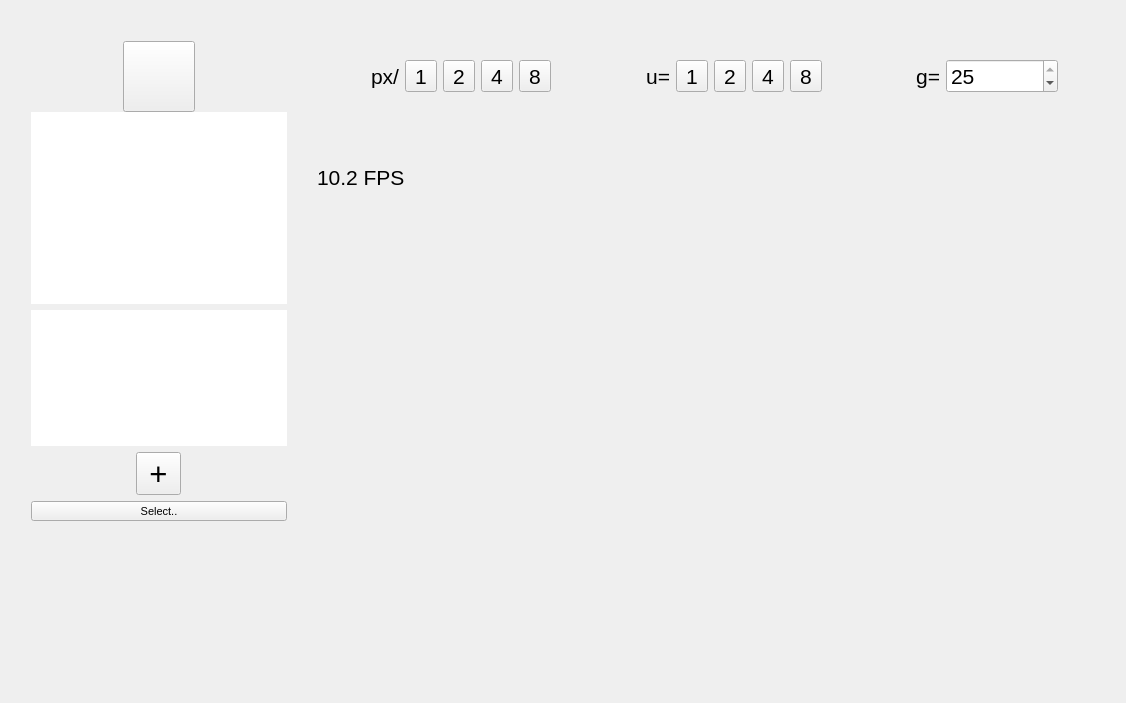
Before: the Qt Designer form PoseLab/PoseLab.ui in jenshemprich/tf-cpp-pose-estimation, drawn with Qt 5.
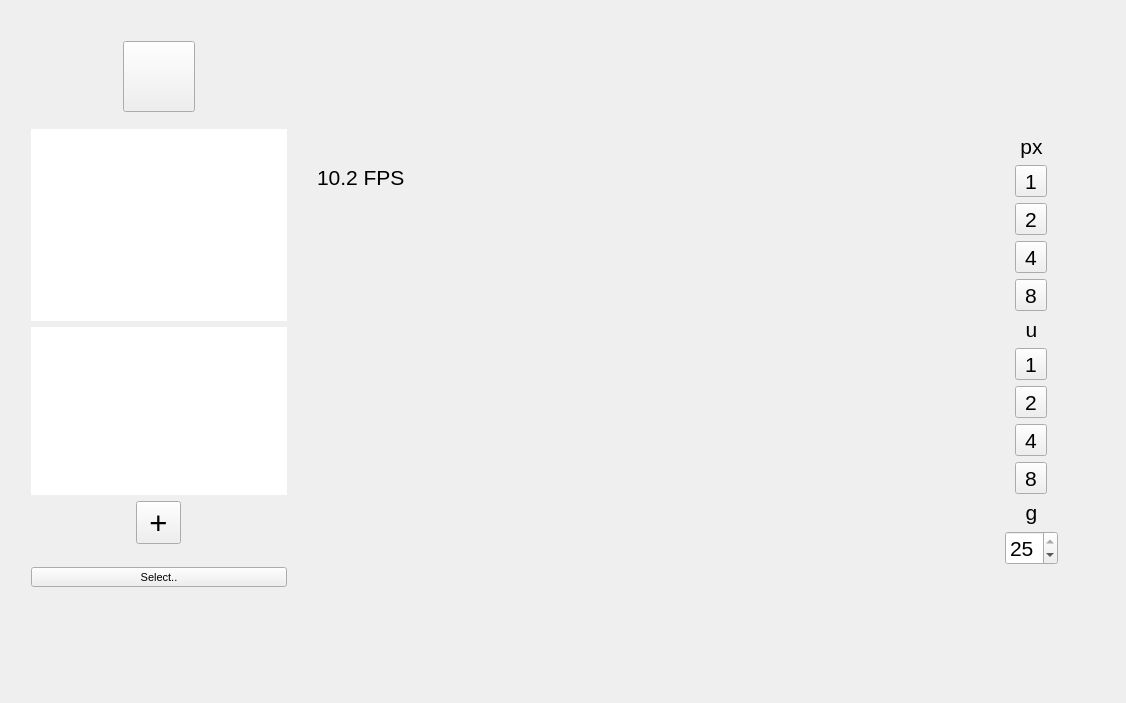
After: the same form once the commit is applied. Icons and pictures are not drawn. Custom widgets are drawn as their Qt base class.

Commit message: Improved right toolbar layout

Patch:
```diff
--- a/PoseLab/PoseLab.ui
+++ b/PoseLab/PoseLab.ui
@@ -25,7 +25,7 @@
       <x>20</x>
       <y>30</y>
       <width>1049</width>
-      <height>502</height>
+      <height>568</height>
      </rect>
     </property>
     <layout class="QGridLayout" name="gridLayout" rowstretch="0,0,0">
@@ -35,139 +35,6 @@
      <property name="spacing">
       <number>0</number>
      </property>
-     <item row="1" column="4">
-      <layout class="QHBoxLayout" name="toolBar">
-       <item>
-        <widget class="QLabel" name="px">
-         <property name="text">
-          <string>px/</string>
-         </property>
-         <property name="alignment">
-          <set>Qt::AlignRight|Qt::AlignTrailing|Qt::AlignVCenter</set>
-         </property>
-        </widget>
-       </item>
-       <item>
-        <widget class="QToolButton" name="px1">
-         <property name="text">
-          <string>1</string>
-         </property>
-         <property name="checkable">
-          <bool>true</bool>
-         </property>
-        </widget>
-       </item>
-       <item>
-        <widget class="QToolButton" name="px2">
-         <property name="text">
-          <string>2</string>
-         </property>
-         <property name="checkable">
-          <bool>true</bool>
-         </property>
-        </widget>
-       </item>
-       <item>
-        <widget class="QToolButton" name="px4">
-         <property name="text">
-          <string>4</string>
-         </property>
-         <property name="checkable">
-          <bool>true</bool>
-         </property>
-        </widget>
-       </item>
-       <item>
-        <widget class="QToolButton" name="px8">
-         <property name="text">
-          <string>8</string>
-         </property>
-         <property name="checkable">
-          <bool>true</bool>
-         </property>
-        </widget>
-       </item>
-       <item>
-        <widget class="QLabel" name="u">
-         <property name="text">
-          <string>u=</string>
-         </property>
-         <property name="alignment">
-          <set>Qt::AlignRight|Qt::AlignTrailing|Qt::AlignVCenter</set>
-         </property>
-        </widget>
-       </item>
-       <item>
-        <widget class="QToolButton" name="u1">
-         <property name="text">
-          <string>1</string>
-         </property>
-         <property name="checkable">
-          <bool>true</bool>
-         </property>
-        </widget>
-       </item>
-       <item>
-        <widget class="QToolButton" name="u2">
-         <property name="text">
-          <string>2</string>
-         </property>
-         <property name="checkable">
-          <bool>true</bool>
-         </property>
-        </widget>
-       </item>
-       <item>
-        <widget class="QToolButton" name="u4">
-         <property name="text">
-          <string>4</string>
-         </property>
-         <property name="checkable">
-          <bool>true</bool>
-         </property>
-        </widget>
-       </item>
-       <item>
-        <widget class="QToolButton" name="u8">
-         <property name="text">
-          <string>8</string>
-         </property>
-         <property name="checkable">
-          <bool>true</bool>
-         </property>
-        </widget>
-       </item>
-       <item>
-        <widget class="QLabel" name="g">
-         <property name="text">
-          <string>g=</string>
-         </property>
-         <property name="alignment">
-          <set>Qt::AlignRight|Qt::AlignTrailing|Qt::AlignVCenter</set>
-         </property>
-        </widget>
-       </item>
-       <item>
-        <widget class="QSpinBox" name="gaussKernelSize">
-         <property name="readOnly">
-          <bool>false</bool>
-         </property>
-         <property name="minimum">
-          <number>1</number>
-         </property>
-         <property name="maximum">
-          <number>25</number>
-         </property>
-         <property name="singleStep">
-          <number>2</number>
-         </property>
-         <property name="value">
-          <number>25</number>
-         </property>
-        </widget>
-       </item>
-      </layout>
-     </item>
      <item row="2" column="4">
       <layout class="QGridLayout" name="MaintainAspectRatio">
        <property name="sizeConstraint">
@@ -567,6 +434,299 @@
        </item>
       </layout>
      </item>
+     <item row="2" column="5">
+      <layout class="QVBoxLayout" name="toolBar">
+       <item>
+        <spacer name="verticalSpacer">
+         <property name="orientation">
+          <enum>Qt::Vertical</enum>
+         </property>
+         <property name="sizeHint" stdset="0">
+          <size>
+           <width>20</width>
+           <height>40</height>
+          </size>
+         </property>
+        </spacer>
+       </item>
+       <item>
+        <widget class="QLabel" name="px">
+         <property name="sizePolicy">
+          <sizepolicy hsizetype="Minimum" vsizetype="Preferred">
+           <horstretch>0</horstretch>
+           <verstretch>0</verstretch>
+          </sizepolicy>
+         </property>
+         <property name="text">
+          <string>px</string>
+         </property>
+         <property name="alignment">
+          <set>Qt::AlignBottom|Qt::AlignHCenter</set>
+         </property>
+        </widget>
+       </item>
+       <item>
+        <layout class="QHBoxLayout" name="horizontalLayout_4">
+         <item>
+          <spacer name="horizontalSpacer_2">
+           <property name="orientation">
+            <enum>Qt::Horizontal</enum>
+           </property>
+           <property name="sizeType">
+            <enum>QSizePolicy::Minimum</enum>
+           </property>
+           <property name="sizeHint" stdset="0">
+            <size>
+             <width>0</width>
+             <height>20</height>
+            </size>
+           </property>
+          </spacer>
+         </item>
+         <item>
+          <layout class="QVBoxLayout" name="verticalLayout">
+           <item>
+            <widget class="QToolButton" name="px1">
+             <property name="text">
+              <string>1</string>
+             </property>
+             <property name="checkable">
+              <bool>true</bool>
+             </property>
+            </widget>
+           </item>
+           <item>
+            <widget class="QToolButton" name="px2">
+             <property name="text">
+              <string>2</string>
+             </property>
+             <property name="checkable">
+              <bool>true</bool>
+             </property>
+            </widget>
+           </item>
+           <item>
+            <widget class="QToolButton" name="px4">
+             <property name="text">
+              <string>4</string>
+             </property>
+             <property name="checkable">
+              <bool>true</bool>
+             </property>
+            </widget>
+           </item>
+           <item>
+            <widget class="QToolButton" name="px8">
+             <property name="text">
+              <string>8</string>
+             </property>
+             <property name="checkable">
+              <bool>true</bool>
+             </property>
+            </widget>
+           </item>
+          </layout>
+         </item>
+         <item>
+          <spacer name="horizontalSpacer">
+           <property name="orientation">
+            <enum>Qt::Horizontal</enum>
+           </property>
+           <property name="sizeType">
+            <enum>QSizePolicy::Minimum</enum>
+           </property>
+           <property name="sizeHint" stdset="0">
+            <size>
+             <width>0</width>
+             <height>20</height>
+            </size>
+           </property>
+          </spacer>
+         </item>
+        </layout>
+       </item>
+       <item>
+        <widget class="QLabel" name="u">
+         <property name="sizePolicy">
+          <sizepolicy hsizetype="Minimum" vsizetype="Preferred">
+           <horstretch>0</horstretch>
+           <verstretch>0</verstretch>
+          </sizepolicy>
+         </property>
+         <property name="text">
+          <string>u</string>
+         </property>
+         <property name="alignment">
+          <set>Qt::AlignBottom|Qt::AlignHCenter</set>
+         </property>
+        </widget>
+       </item>
+       <item>
+        <layout class="QHBoxLayout" name="horizontalLayout_6">
+         <item>
+          <spacer name="horizontalSpacer_3">
+           <property name="orientation">
+            <enum>Qt::Horizontal</enum>
+           </property>
+           <property name="sizeType">
+            <enum>QSizePolicy::Minimum</enum>
+           </property>
+           <property name="sizeHint" stdset="0">
+            <size>
+             <width>0</width>
+             <height>20</height>
+            </size>
+           </property>
+          </spacer>
+         </item>
+         <item>
+          <layout class="QVBoxLayout" name="verticalLayout_2">
+           <item>
+            <widget class="QToolButton" name="u1">
+             <property name="text">
+              <string>1</string>
+             </property>
+             <property name="checkable">
+              <bool>true</bool>
+             </property>
+            </widget>
+           </item>
+           <item>
+            <widget class="QToolButton" name="u2">
+             <property name="text">
+              <string>2</string>
+             </property>
+             <property name="checkable">
+              <bool>true</bool>
+             </property>
+            </widget>
+           </item>
+           <item>
+            <widget class="QToolButton" name="u4">
+             <property name="text">
+              <string>4</string>
+             </property>
+             <property name="checkable">
+              <bool>true</bool>
+             </property>
+            </widget>
+           </item>
+           <item>
+            <widget class="QToolButton" name="u8">
+             <property name="text">
+              <string>8</string>
+             </property>
+             <property name="checkable">
+              <bool>true</bool>
+             </property>
+            </widget>
+           </item>
+          </layout>
+         </item>
+         <item>
+          <spacer name="horizontalSpacer_4">
+           <property name="orientation">
+            <enum>Qt::Horizontal</enum>
+           </property>
+           <property name="sizeType">
+            <enum>QSizePolicy::Minimum</enum>
+           </property>
+           <property name="sizeHint" stdset="0">
+            <size>
+             <width>0</width>
+             <height>20</height>
+            </size>
+           </property>
+          </spacer>
+         </item>
+        </layout>
+       </item>
+       <item>
+        <widget class="QLabel" name="g">
+         <property name="sizePolicy">
+          <sizepolicy hsizetype="Minimum" vsizetype="Preferred">
+           <horstretch>0</horstretch>
+           <verstretch>0</verstretch>
+          </sizepolicy>
+         </property>
+         <property name="text">
+          <string>g</string>
+         </property>
+         <property name="alignment">
+          <set>Qt::AlignBottom|Qt::AlignHCenter</set>
+         </property>
+        </widget>
+       </item>
+       <item>
+        <layout class="QHBoxLayout" name="horizontalLayout_7">
+         <item>
+          <spacer name="horizontalSpacer_5">
+           <property name="orientation">
+            <enum>Qt::Horizontal</enum>
+           </property>
+           <property name="sizeType">
+            <enum>QSizePolicy::Minimum</enum>
+           </property>
+           <property name="sizeHint" stdset="0">
+            <size>
+             <width>0</width>
+             <height>20</height>
+            </size>
+           </property>
+          </spacer>
+         </item>
+         <item>
+          <widget class="QSpinBox" name="gaussKernelSize">
+           <property name="readOnly">
+            <bool>false</bool>
+           </property>
+           <property name="minimum">
+            <number>1</number>
+           </property>
+           <property name="maximum">
+            <number>25</number>
+           </property>
+           <property name="singleStep">
+            <number>2</number>
+           </property>
+           <property name="value">
+            <number>25</number>
+           </property>
+          </widget>
+         </item>
+         <item>
+          <spacer name="horizontalSpacer_6">
+           <property name="orientation">
+            <enum>Qt::Horizontal</enum>
+           </property>
+           <property name="sizeType">
+            <enum>QSizePolicy::Minimum</enum>
+           </property>
+           <property name="sizeHint" stdset="0">
+            <size>
+             <width>0</width>
+             <height>20</height>
+            </size>
+           </property>
+          </spacer>
+         </item>
+        </layout>
+       </item>
+       <item>
+        <spacer name="verticalSpacer_2">
+         <property name="orientation">
+          <enum>Qt::Vertical</enum>
+         </property>
+         <property name="sizeHint" stdset="0">
+          <size>
+           <width>20</width>
+           <height>40</height>
+          </size>
+         </property>
+        </spacer>
+       </item>
+      </layout>
+     </item>
     </layout>
    </widget>
   </widget>
```
